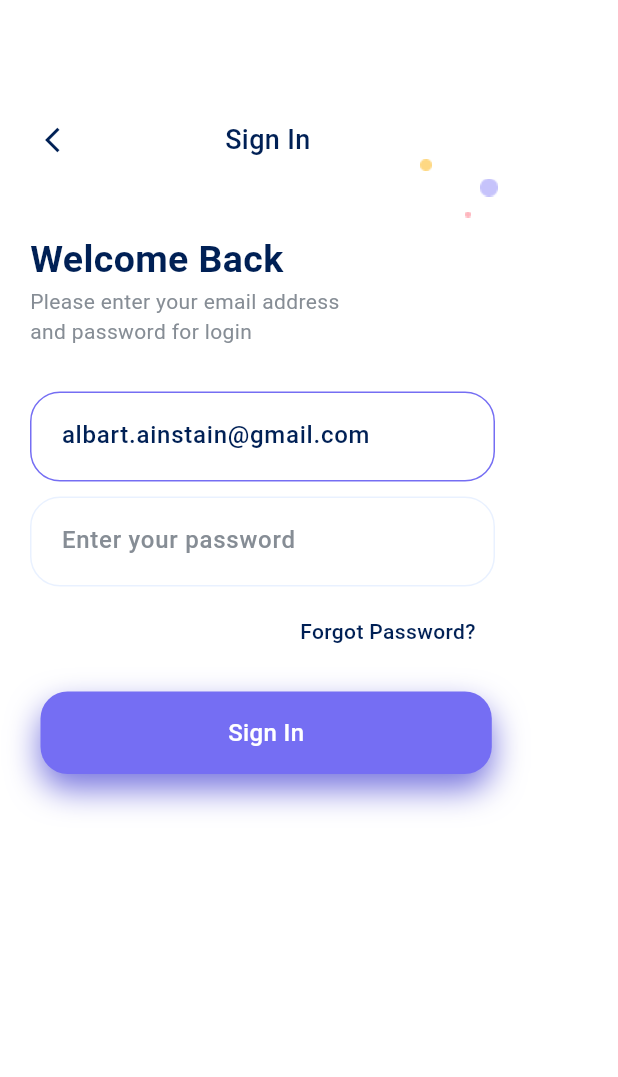
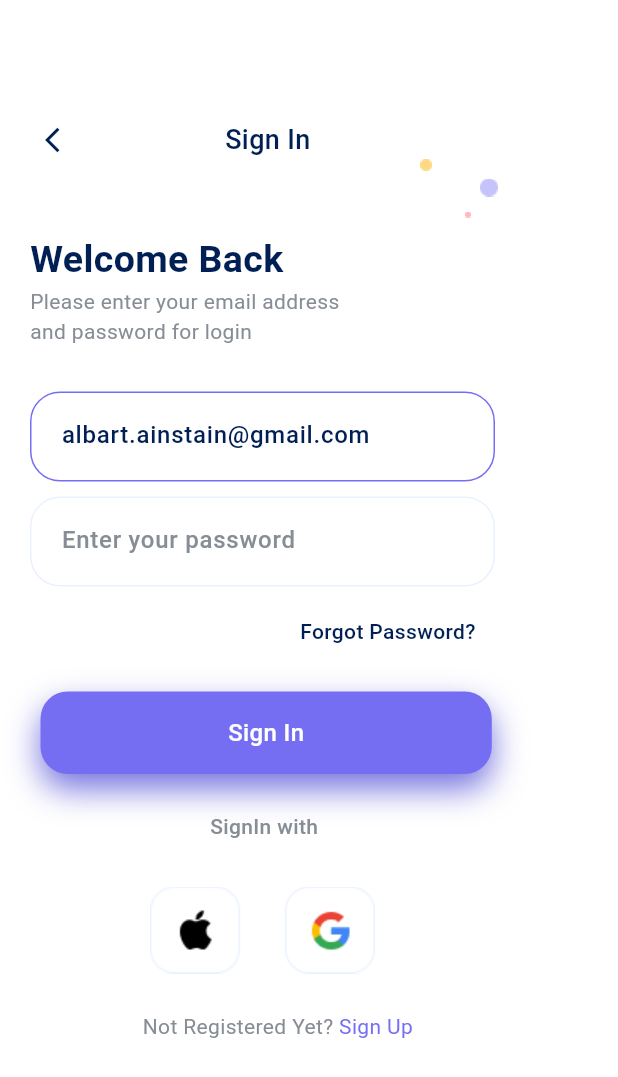
Before and after one commit to adeenazara2002/Flutter-final-project, a Flutter app: the screen it shows after launch, on a phone screen of 412 x 824 dp. Shown: the top 1077 px of the screen. Run offline on Flutter 3.47's test engine with Material 3 defaults, Android fonts, the phone set to English and light mode, and no system bars.

Commit message:
Sign In Screen

```diff
--- a/lib/Screens/signIn.dart
+++ b/lib/Screens/signIn.dart
@@ -1,4 +1,5 @@
 import 'package:flutter/material.dart';
+import 'package:flutterfinalproject/Screens/signUp.dart';
 
 class SignIn extends StatefulWidget {
   const SignIn({super.key});
@@ -233,6 +234,64 @@ class _SignInState extends State<SignIn> {
                   ),
                 ],
               ),
+              SizedBox(
+                height: 25,
+              ),
+              Row(
+                children: [
+                  Padding(padding: EdgeInsets.only(left: 140)),
+                  Text(
+                    'SignIn with',
+                    style: TextStyle(
+                        color: Color.fromRGBO(134, 141, 149, 1),
+                        fontSize: 14,
+                        fontWeight: FontWeight.w500),
+                  ),
+                ],
+              ),
+              SizedBox(
+                height: 30,
+              ),
+              Row(
+                children: [
+                  Padding(padding: EdgeInsets.only(left: 100)),
+                  Image.asset('assets/images/Social.png'),
+                ],
+              ),
+              SizedBox(
+                height: 25,
+              ),
+              Row(
+  children: [
+    Padding(padding: EdgeInsets.only(left: 95)),
+    Text(
+      'Not Registered Yet? ',
+      style: TextStyle(
+        color: Color.fromRGBO(134, 141, 149, 1),
+        fontSize: 14,
+        fontWeight: FontWeight.w400,
+      ),
+    ),
+    InkWell(
+      onTap: () {
+        // Navigate to the Sign Up screen
+        Navigator.push(
+          context,
+          MaterialPageRoute(builder: (context) => SignUp()), // Replace with your SignUp screen widget
+        );
+      },
+      child: Text(
+        'Sign Up ',
+        style: TextStyle(
+          color: Color.fromRGBO(117, 110, 243, 1),
+          fontSize: 14,
+          fontWeight: FontWeight.w400,
+        ),
+      ),
+    ),
+  ],
+),
+
             ],
           ),
         ),
--- /dev/null
+++ b/lib/Screens/signUp.dart
@@ -0,0 +1,15 @@
+import 'package:flutter/material.dart';
+
+class SignUp extends StatefulWidget {
+  const SignUp({super.key});
+
+  @override
+  State<SignUp> createState() => _SignUpState();
+}
+
+class _SignUpState extends State<SignUp> {
+  @override
+  Widget build(BuildContext context) {
+    return const Placeholder();
+  }
+}
```
Also changed, not shown: assets/images/Social.png (added).
